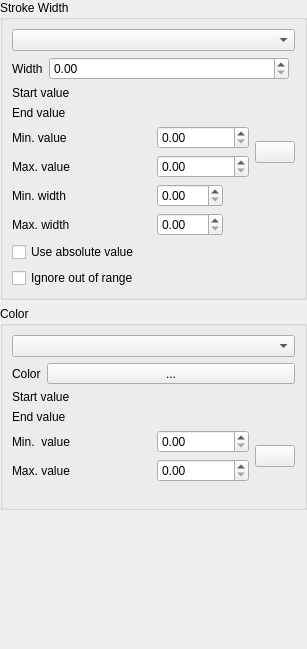
Before: the Qt Designer form src/ui/symbollayer/qgsinterpolatedlinesymbollayerwidgetbase.ui in qgis/QGIS, drawn with Qt 5.
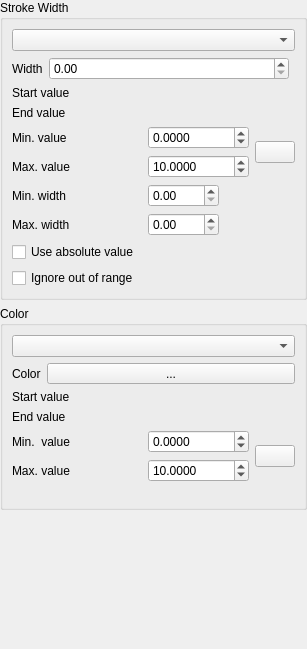
After: the same form once the commit is applied. Icons and pictures are not drawn. Custom widgets are drawn as their Qt base class.

Commit message: Move logic from text value to numeric ones, for the min/max value widgets

Patch:
```diff
--- a/src/ui/symbollayer/qgsinterpolatedlinesymbollayerwidgetbase.ui
+++ b/src/ui/symbollayer/qgsinterpolatedlinesymbollayerwidgetbase.ui
@@ -179,6 +179,18 @@
                <verstretch>0</verstretch>
               </sizepolicy>
              </property>
+             <property name="decimals">
+              <number>4</number>
+             </property>
+             <property name="minimum">
+              <double>-999999999.000000000000000</double>
+             </property>
+             <property name="maximum">
+              <double>999999999.000000000000000</double>
+             </property>
+             <property name="value">
+              <double>0.000000000000000</double>
+             </property>
             </widget>
            </item>
            <item row="1" column="0">
@@ -189,6 +201,18 @@
                <verstretch>0</verstretch>
               </sizepolicy>
              </property>
+             <property name="decimals">
+              <number>4</number>
+             </property>
+             <property name="minimum">
+              <double>-999999999.000000000000000</double>
+             </property>
+             <property name="maximum">
+              <double>999999999.000000000000000</double>
+             </property>
+             <property name="value">
+              <double>10.000000000000000</double>
+             </property>
             </widget>
            </item>
            <item row="0" column="1" rowspan="2">
@@ -301,10 +325,31 @@
            </property>
            <item row="0" column="0">
             <widget class="QgsDoubleSpinBox" name="mLineEditColorMinValue">
+             <property name="decimals">
+              <number>4</number>
+             </property>
+             <property name="minimum">
+              <double>-999999999.000000000000000</double>
+             </property>
+             <property name="maximum">
+              <double>999999999.000000000000000</double>
+             </property>
             </widget>
            </item>
            <item row="1" column="0">
             <widget class="QgsDoubleSpinBox" name="mLineEditColorMaxValue">
+             <property name="decimals">
+              <number>4</number>
+             </property>
+             <property name="minimum">
+              <double>-999999999.000000000000000</double>
+             </property>
+             <property name="maximum">
+              <double>999999999.000000000000000</double>
+             </property>
+             <property name="value">
+              <double>10.000000000000000</double>
+             </property>
             </widget>
            </item>
            <item row="0" column="1" rowspan="2">
```
Left out of the diff: 6 changed lines with no effect on the pictures. The commit also changes 2 other files.
